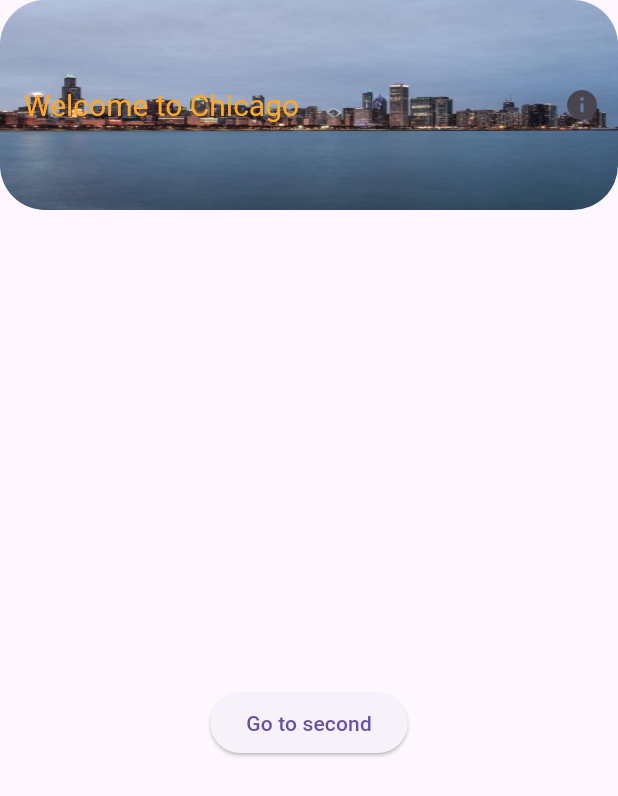
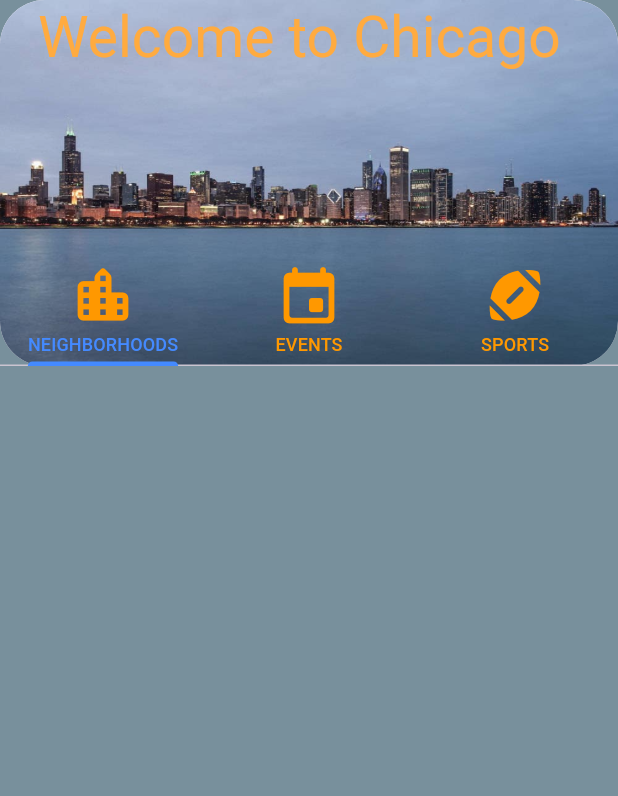
Before and after one commit to filip-toloczko/Chicago-Tourism-App, a Flutter app: the screen it shows after launch, on a phone screen of 412 x 824 dp. Shown: the top 796 px of the screen. Run offline on Flutter 3.47's test engine with Material 3 defaults, Android fonts, the phone set to English and light mode, and no system bars.

Commit message:
added tab bar

```diff
--- a/lib/FirstScreen.dart
+++ b/lib/FirstScreen.dart
@@ -6,49 +6,66 @@ class FirstScreen extends StatelessWidget {
   @override
   Widget build(BuildContext context) {
     //
-    return Scaffold(
+    return DefaultTabController(
+      length: 3,
+      child: Scaffold(
+        backgroundColor: Colors.blueGrey.shade400,
         appBar: AppBar(
-        toolbarHeight: 140,
-        title: Align(
-          alignment: Alignment.centerLeft,
+          toolbarHeight: 170,
+          title: const Padding(
+            padding: EdgeInsets.only(bottom: 120),
             child: Text(
-            'Welcome to Chicago',
+              ' Welcome to Chicago',
               style: TextStyle(
-              fontSize: 20,
-              color: Colors.orange.shade400,
+                fontSize: 38,
+                color: Colors.orangeAccent,
               ),
             ),
           ),
-        flexibleSpace: ClipRRect(
-          borderRadius: BorderRadius.circular(30),
-
-         child: const Image(
+          flexibleSpace: Container(
+            decoration: const BoxDecoration(
+              image: DecorationImage(
                 image: AssetImage('images/chicagoproject1.png'),
                 fit: BoxFit.fill,
               ),
+              borderRadius: BorderRadius.all(
+                Radius.circular(30),
+              )
+            ),
           ),
           shape: const RoundedRectangleBorder(
-          borderRadius: BorderRadius.vertical(
-            bottom: Radius.circular(30),
+            borderRadius: BorderRadius.all(
+              Radius.circular(30),
             )
           ),
-        actions: <Widget>[
-          IconButton(
-          icon: Icon(Icons.info),
-          onPressed: () {
-            // Handle the button's onPressed event here
-            print('Info button pressed');
-          }, ),
+          bottom: const TabBar(
+            unselectedLabelColor: Colors.orange,
+            labelColor: Colors.blueAccent,
+            indicatorColor: Colors.blueAccent,
+            tabs: [
+              Tab(
+                icon: Icon(Icons.location_city_rounded, size: 45, color: Colors.orange),
+                child: Text(
+                  'NEIGHBORHOODS',
+                  style: TextStyle(fontSize: 12),
+                ),
+              ),
+              Tab(
+                icon: Icon(Icons.event_rounded, size: 45, color: Colors.orange),
+                child: Text(
+                  'EVENTS',
+                  style: TextStyle(fontSize: 12),
+                ),
+              ),
+              Tab(
+                icon: Icon(Icons.sports_football_rounded, size: 45, color: Colors.orange),
+                child: Text(
+                  'SPORTS',
+                  style: TextStyle(fontSize: 12),
+                ),
+              ),
             ],
           ),
-      body: Center(
-        child: ElevatedButton(
-          // Within the `FirstScreen` widget
-          onPressed: () {
-            // Navigate to the second screen using a named route.
-            Navigator.pushNamed(context, '/second');
-          },
-          child: const Text('Go to second'),
         ),
       ),
     );
```
Lines whose indentation alone changed are shown as unchanged.
